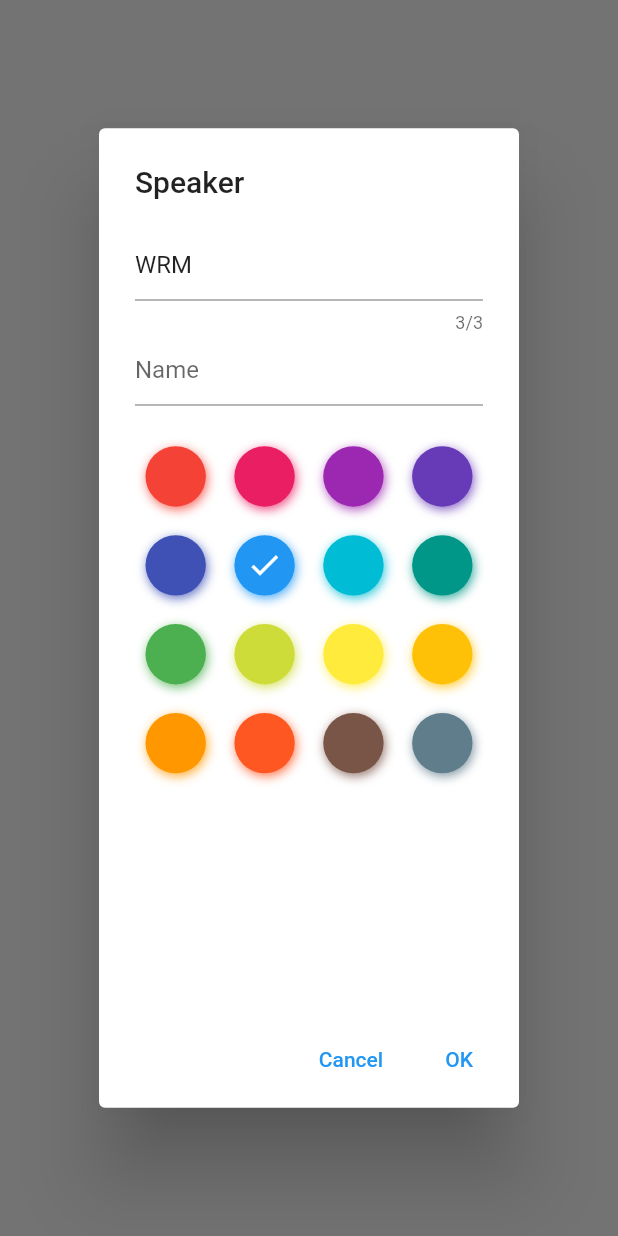
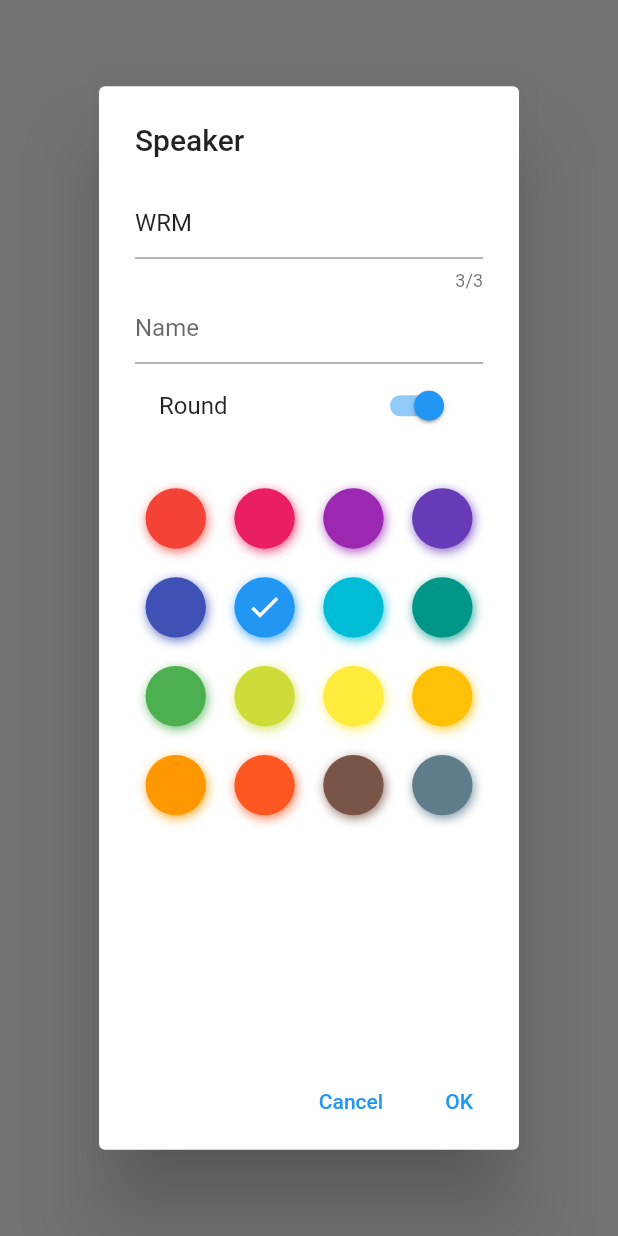
Before and after one commit to csar/speak_time, a Flutter app: what showDialogWithFields() shows on an empty page, opened directly with empty values, on a phone screen of 412 x 824 dp. Run offline on Flutter 3.47's test engine with Material 2 defaults, Android fonts, the phone set to English and light mode, and no system bars; drawn by our look-alikes of flutter_colorpicker; our stand-ins replace random_string; missing offline and left inert: dart:html.

Commit message:
Shape switch

```diff
--- a/lib/main.dart
+++ b/lib/main.dart
@@ -123,7 +123,7 @@ class MyHomePage extends StatelessWidget {
                                                         FontWeight.bold),
                                               )),
                                               decoration: BoxDecoration(
-                                                  shape: BoxShape.circle,
+                                                  shape: (speaker.round) ? BoxShape.circle : BoxShape.rectangle,
                                                   color: speaker.color),
                                             ));
                                         return Positioned(
@@ -193,13 +193,16 @@ const bubbleSize = 60.0;
 void showDialogWithFields(BuildContext context, Speaker s) async {
   return showDialog(
     context: context,
-    builder: (_) {
+    builder: (context) {
+
       var emailController = TextEditingController();
       emailController.text = s.id;
       var color = s.color;
+      var round = s.round;
+
       var messageController = TextEditingController();
       messageController.text=s.name;
-      return AlertDialog(
+      return StatefulBuilder(builder: (context, setState) => AlertDialog(
         title: Text('Speaker'),
         content: SizedBox(
           //height: double.maxFinite,
@@ -217,6 +220,7 @@ void showDialogWithFields(BuildContext context, Speaker s) async {
                 controller: messageController,
                 decoration: InputDecoration(hintText: 'Name'),
               ),
+              SwitchListTile(title:Text("Round"), value: round, onChanged: (v)=> setState(()=>round=v),),
               SizedBox(
                 height: 20,
               ),
@@ -245,7 +249,8 @@ void showDialogWithFields(BuildContext context, Speaker s) async {
                   Colors.blueGrey,
                   // Colors.black,
                 ],
-              )
+              ),
+
             ],
           ),
         ),
@@ -260,12 +265,16 @@ void showDialogWithFields(BuildContext context, Speaker s) async {
               s.id = emailController.text;
               s.color = color;
               s.name = messageController.text;
+              s.round = round;
               Navigator.pop(context);
             },
             child: Text('OK'),
           ),
         ],
+      )
       );
-    },
+
+    }
+
   );
 }
--- a/lib/model.dart
+++ b/lib/model.dart
@@ -142,7 +142,7 @@ class Model extends ChangeNotifier {
 
 
     var now = DateTime.now().toIso8601String();
-    final name=  'Session_${now.substring(0,20)}.csv';
+    final name=  'Session_${now.substring(0,19)}.csv';
     print("save");
     if (kIsWeb) {
      Writer(name).save(data);
@@ -165,6 +165,7 @@ int? started;
 
   Color  color = Colors.blue;
   String name="";
+  bool round=true;
 
 start() {
   if (started!=null) {
```
Also changed, not shown: 1 other file.
